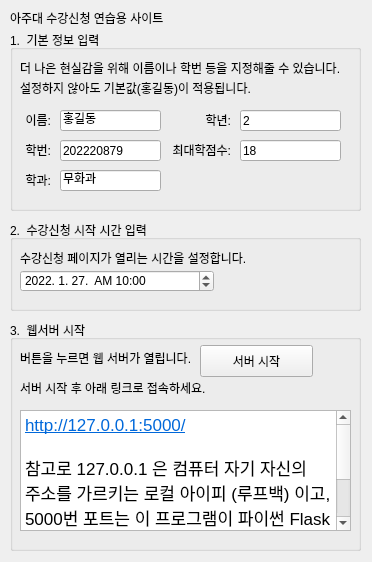
Before: the Qt Designer form main_dialog.ui in KyoungsueKim/upgraded-eureka, drawn with Qt 5.
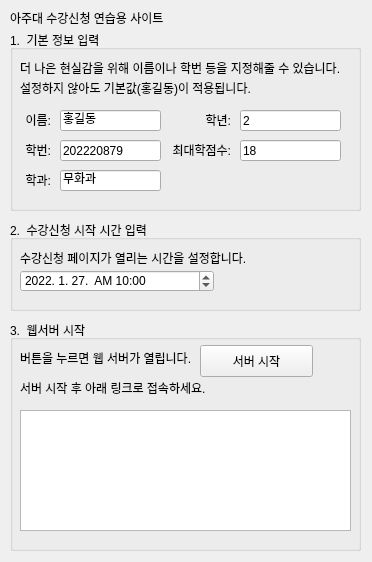
After: the same form once the commit is applied.

Patch:
```diff
--- a/main_dialog.ui
+++ b/main_dialog.ui
@@ -351,9 +351,7 @@
 &lt;html&gt;&lt;head&gt;&lt;meta name=&quot;qrichtext&quot; content=&quot;1&quot; /&gt;&lt;style type=&quot;text/css&quot;&gt;
 p, li { white-space: pre-wrap; }
 &lt;/style&gt;&lt;/head&gt;&lt;body style=&quot; font-family:'.AppleSystemUIFont'; font-size:13pt; font-weight:400; font-style:normal;&quot;&gt;
-&lt;p style=&quot; margin-top:0px; margin-bottom:0px; margin-left:0px; margin-right:0px; -qt-block-indent:0; text-indent:0px;&quot;&gt;&lt;a href=&quot;http://127.0.0.1:5000/&quot;&gt;&lt;span style=&quot; text-decoration: underline; color:#0068da;&quot;&gt;http://127.0.0.1:5000/&lt;/span&gt;&lt;/a&gt;&lt;/p&gt;
-&lt;p style=&quot;-qt-paragraph-type:empty; margin-top:0px; margin-bottom:0px; margin-left:0px; margin-right:0px; -qt-block-indent:0; text-indent:0px;&quot;&gt;&lt;br /&gt;&lt;/p&gt;
-&lt;p style=&quot; margin-top:0px; margin-bottom:0px; margin-left:0px; margin-right:0px; -qt-block-indent:0; text-indent:0px;&quot;&gt;참고로 127.0.0.1 은 컴퓨터 자기 자신의 주소를 가르키는 로컬 아이피 (루프백) 이고,  5000번 포트는 이 프로그램이 파이썬 Flask 모듈의 기본 포트 (5000번 포트)를 사용하기 때문입니다.  이상한 주소 아니니 안심하세요 ㅠㅁㅜ&lt;/p&gt;&lt;/body&gt;&lt;/html&gt;</string>
+&lt;p style=&quot;-qt-paragraph-type:empty; margin-top:0px; margin-bottom:0px; margin-left:0px; margin-right:0px; -qt-block-indent:0; text-indent:0px;&quot;&gt;&lt;br /&gt;&lt;/p&gt;&lt;/body&gt;&lt;/html&gt;</string>
     </property>
     <property name="openExternalLinks">
      <bool>true</bool>
```
